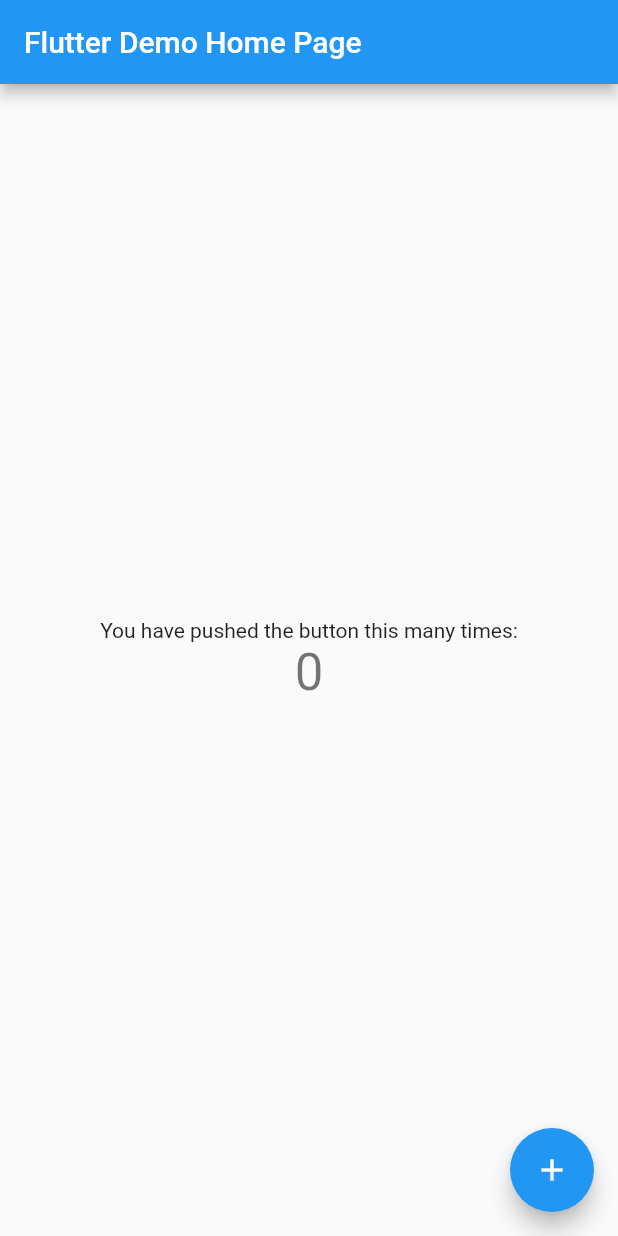
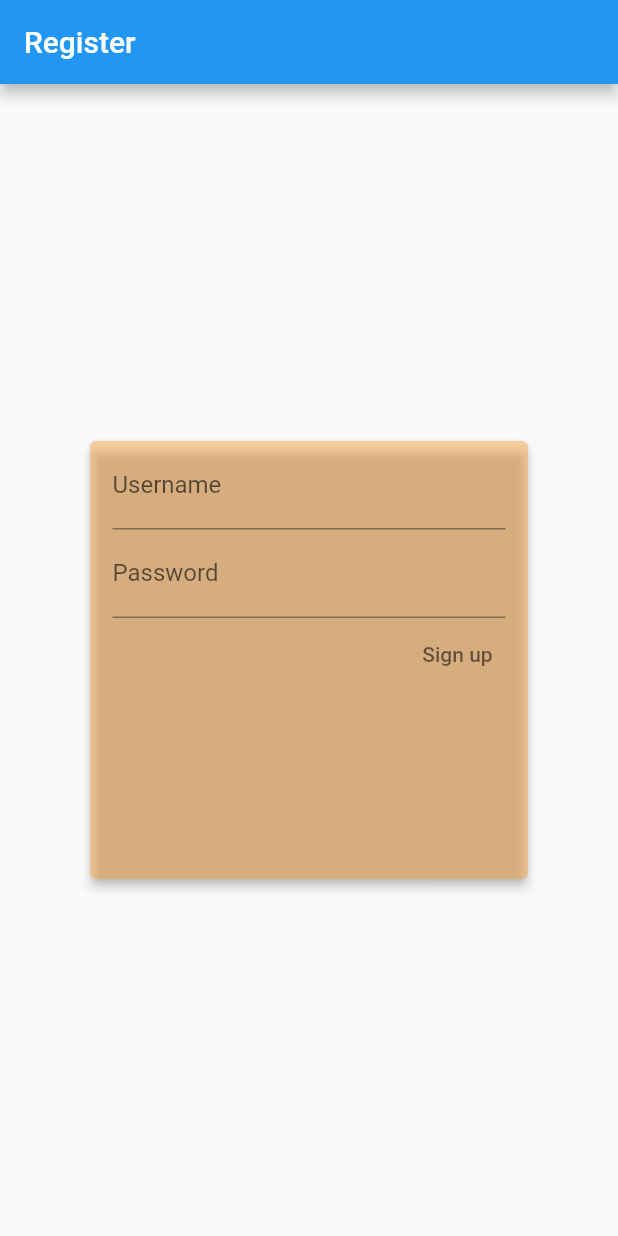
Before and after one commit to hassan-prog/frontend-tasks, a Flutter app: the screen it shows after launch, on a phone screen of 412 x 824 dp. Run offline on Flutter 3.47's test engine with Material 2 defaults, Android fonts, the phone set to English and light mode, and no system bars.

Commit message:
files added and register page implemented

```diff
--- a/lib/main.dart
+++ b/lib/main.dart
@@ -1,4 +1,6 @@
 import 'package:flutter/material.dart';
+import './widgets/register.dart';
+import 'models/users.dart';
 
 void main() {
   runApp(const MyApp());
@@ -11,105 +13,38 @@ class MyApp extends StatelessWidget {
   @override
   Widget build(BuildContext context) {
     return MaterialApp(
-      title: 'Flutter Demo',
+      title: 'Home',
       theme: ThemeData(
-        // This is the theme of your application.
-        //
-        // Try running your application with "flutter run". You'll see the
-        // application has a blue toolbar. Then, without quitting the app, try
-        // changing the primarySwatch below to Colors.green and then invoke
-        // "hot reload" (press "r" in the console where you ran "flutter run",
-        // or simply save your changes to "hot reload" in a Flutter IDE).
-        // Notice that the counter didn't reset back to zero; the application
-        // is not restarted.
-        primarySwatch: Colors.blue,
+        colorScheme:
+            ColorScheme.fromSwatch(primarySwatch: Colors.blue).copyWith(
+          secondary: const Color(0x00ffcc9c),
+        ),
       ),
-      home: const MyHomePage(title: 'Flutter Demo Home Page'),
+      home: const MyHomePage(),
     );
   }
 }
 
 class MyHomePage extends StatefulWidget {
-  const MyHomePage({super.key, required this.title});
-
-  // This widget is the home page of your application. It is stateful, meaning
-  // that it has a State object (defined below) that contains fields that affect
-  // how it looks.
-
-  // This class is the configuration for the state. It holds the values (in this
-  // case the title) provided by the parent (in this case the App widget) and
-  // used by the build method of the State. Fields in a Widget subclass are
-  // always marked "final".
-
-  final String title;
+  const MyHomePage({super.key});
 
   @override
   State<MyHomePage> createState() => _MyHomePageState();
 }
 
 class _MyHomePageState extends State<MyHomePage> {
-  int _counter = 0;
+  final List<Users> users = [];
 
-  void _incrementCounter() {
+  void _addNewUser(String username, String password) {
+    // ignore: unused_local_variable
+    final newUser = Users(username, password);
     setState(() {
-      // This call to setState tells the Flutter framework that something has
-      // changed in this State, which causes it to rerun the build method below
-      // so that the display can reflect the updated values. If we changed
-      // _counter without calling setState(), then the build method would not be
-      // called again, and so nothing would appear to happen.
-      _counter++;
+      users.add(newUser);
     });
   }
 
   @override
   Widget build(BuildContext context) {
-    // This method is rerun every time setState is called, for instance as done
-    // by the _incrementCounter method above.
-    //
-    // The Flutter framework has been optimized to make rerunning build methods
-    // fast, so that you can just rebuild anything that needs updating rather
-    // than having to individually change instances of widgets.
-    return Scaffold(
-      appBar: AppBar(
-        // Here we take the value from the MyHomePage object that was created by
-        // the App.build method, and use it to set our appbar title.
-        title: Text(widget.title),
-      ),
-      body: Center(
-        // Center is a layout widget. It takes a single child and positions it
-        // in the middle of the parent.
-        child: Column(
-          // Column is also a layout widget. It takes a list of children and
-          // arranges them vertically. By default, it sizes itself to fit its
-          // children horizontally, and tries to be as tall as its parent.
-          //
-          // Invoke "debug painting" (press "p" in the console, choose the
-          // "Toggle Debug Paint" action from the Flutter Inspector in Android
-          // Studio, or the "Toggle Debug Paint" command in Visual Studio Code)
-          // to see the wireframe for each widget.
-          //
-          // Column has various properties to control how it sizes itself and
-          // how it positions its children. Here we use mainAxisAlignment to
-          // center the children vertically; the main axis here is the vertical
-          // axis because Columns are vertical (the cross axis would be
-          // horizontal).
-          mainAxisAlignment: MainAxisAlignment.center,
-          children: <Widget>[
-            const Text(
-              'You have pushed the button this many times:',
-            ),
-            Text(
-              '$_counter',
-              style: Theme.of(context).textTheme.headline4,
-            ),
-          ],
-        ),
-      ),
-      floatingActionButton: FloatingActionButton(
-        onPressed: _incrementCounter,
-        tooltip: 'Increment',
-        child: const Icon(Icons.add),
-      ), // This trailing comma makes auto-formatting nicer for build methods.
-    );
+    return Register(_addNewUser);
   }
 }
--- /dev/null
+++ b/lib/models/users.dart
@@ -0,0 +1,6 @@
+class Users {
+  final String username;
+  final String password;
+
+  Users(this.username, this.password);
+}
--- /dev/null
+++ b/lib/widgets/register.dart
@@ -0,0 +1,74 @@
+import 'package:flutter/material.dart';
+
+class Register extends StatelessWidget {
+  final Function addUser;
+
+  final _usernameController = TextEditingController();
+  final _passwordController = TextEditingController();
+
+  Register(this.addUser, {super.key});
+
+  void onRegister() {
+    if (_passwordController.text.isEmpty || _usernameController.text.isEmpty) {
+      return;
+    }
+    final enteredUsername = _usernameController.text;
+    final enteredPassword = _passwordController.text;
+
+    addUser(enteredUsername, enteredPassword);
+  }
+
+  @override
+  Widget build(BuildContext context) {
+    return MaterialApp(
+      home: Scaffold(
+        appBar: AppBar(
+          title: const Text(
+            'Register',
+          ),
+        ),
+        body: Center(
+          child: SizedBox(
+            height: 300,
+            width: 300,
+            child: Card(
+              color: const Color.fromARGB(115, 253, 163, 59),
+              elevation: 3,
+              child: Padding(
+                padding: const EdgeInsets.only(left: 15, right: 15),
+                child: Column(
+                  children: [
+                    TextField(
+                      decoration: const InputDecoration(labelText: 'Username'),
+                      controller: _usernameController,
+                      onSubmitted: (_) => onRegister(),
+                    ),
+                    TextField(
+                      decoration: const InputDecoration(labelText: 'Password'),
+                      controller: _passwordController,
+                      onSubmitted: (_) => onRegister(),
+                    ),
+                    Row(
+                      mainAxisAlignment: MainAxisAlignment.end,
+                      children: [
+                        TextButton(
+                          onPressed: onRegister,
+                          child: const Text(
+                            'Sign up',
+                            style: TextStyle(
+                              color: Colors.black54,
+                            ),
+                          ),
+                        ),
+                      ],
+                    )
+                  ],
+                ),
+              ),
+            ),
+          ),
+        ),
+      ),
+    );
+  }
+}
```
Also changed, not shown: lib/widgets/login.dart (added).
